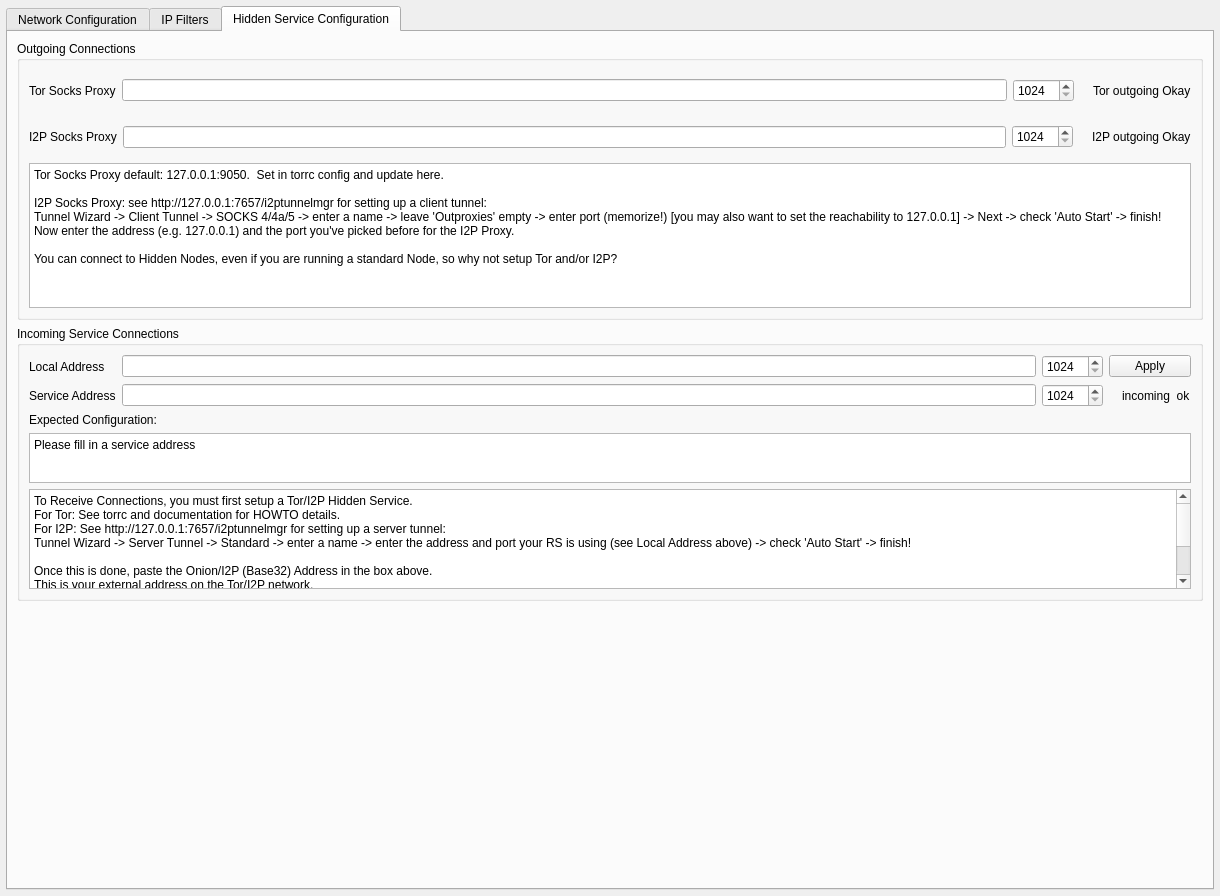
Before: the Qt Designer form retroshare-gui/src/gui/settings/ServerPage.ui in RetroShare/RetroShare, drawn with Qt 5.
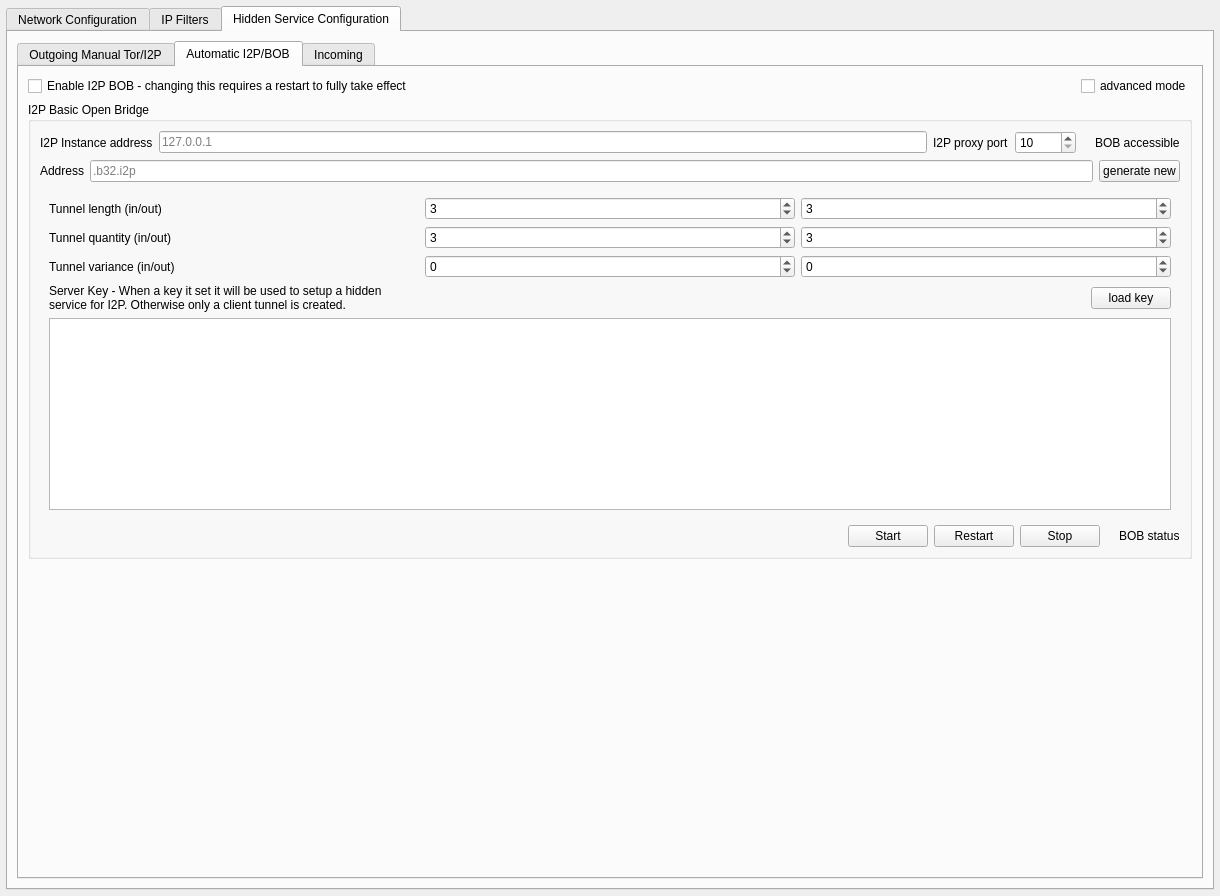
After: the same form once the commit is applied. The open tabs and pages were chosen to show the change. Icons and pictures are not drawn.

Diff of the .ui file:
```diff
--- a/retroshare-gui/src/gui/settings/ServerPage.ui
+++ b/retroshare-gui/src/gui/settings/ServerPage.ui
@@ -811,43 +811,56 @@
       <attribute name="title">
        <string>Hidden Service Configuration</string>
       </attribute>
-      <layout class="QVBoxLayout" name="tabHiddenConfVLayout">
+      <layout class="QHBoxLayout" name="horizontalLayout_2">
        <item>
-        <widget class="QGroupBox" name="hiddenpage_outgoing">
-         <property name="title">
-          <string>Outgoing Connections</string>
+        <widget class="QTabWidget" name="hiddenServiceTab">
+         <property name="sizePolicy">
+          <sizepolicy hsizetype="Preferred" vsizetype="Preferred">
+           <horstretch>0</horstretch>
+           <verstretch>0</verstretch>
+          </sizepolicy>
          </property>
-         <layout class="QVBoxLayout" name="hiddenpage_outgoingVLayout">
+         <property name="currentIndex">
+          <number>0</number>
+         </property>
+         <widget class="QWidget" name="hiddenServiceTabManual">
+          <attribute name="title">
+           <string>Outgoing Manual Tor/I2P</string>
+          </attribute>
+          <layout class="QVBoxLayout" name="verticalLayout_2">
           <item>
-           <layout class="QHBoxLayout" name="torSocksHLayout">
-            <item>
-             <layout class="QHBoxLayout" name="hiddenpage_proxyHLayout_tor">
-              <item>
-               <widget class="QLabel" name="hiddenpage_proxyLabel_tor">
+            <widget class="QLabel" name="hiddenpage_outHeader">
                 <property name="text">
                  <string>Tor Socks Proxy</string>
                 </property>
                </widget>
               </item>
               <item>
-               <widget class="QLineEdit" name="hiddenpage_proxyAddress_tor"/>
-              </item>
-              <item>
+            <layout class="QGridLayout" name="gridLayout_4">
+             <item row="0" column="2">
                <widget class="QSpinBox" name="hiddenpage_proxyPort_tor">
                 <property name="toolTip">
                  <string>&lt;html&gt;&lt;head/&gt;&lt;body&gt;&lt;p&gt;This is the port of the Tor Socks proxy. Your Retroshare node can use this port to connect to&lt;/p&gt;&lt;p&gt;Hidden nodes. The led at right turns green when this port is active on your computer. &lt;/p&gt;&lt;p&gt;This does not mean however that your Retroshare traffic transits though Tor. It does only if &lt;/p&gt;&lt;p&gt;you connect to Hidden nodes, or if you are running a Hidden node yourself.&lt;/p&gt;&lt;/body&gt;&lt;/html&gt;</string>
                 </property>
                 <property name="minimum">
-                 <number>1024</number>
+                <number>10</number>
                 </property>
                 <property name="maximum">
                  <number>65535</number>
                 </property>
                </widget>
               </item>
-             </layout>
-            </item>
-            <item>
+             <item row="0" column="1">
+              <widget class="QLineEdit" name="hiddenpage_proxyAddress_tor"/>
+             </item>
+             <item row="0" column="0">
+              <widget class="QLabel" name="hiddenpage_proxyLabel_tor">
+               <property name="text">
+                <string>Tor Socks Proxy</string>
+               </property>
+              </widget>
+             </item>
+             <item row="0" column="3">
              <layout class="QHBoxLayout" name="hiddenpage_proxyOKHLayout_tor">
               <item>
                <widget class="QLabel" name="iconlabel_tor_outgoing">
@@ -877,44 +890,37 @@
               </item>
              </layout>
             </item>
-           </layout>
-          </item>
-          <item>
-           <layout class="QHBoxLayout" name="i2pHLayout">
-            <property name="topMargin">
-             <number>0</number>
-            </property>
-            <property name="bottomMargin">
-             <number>0</number>
-            </property>
-            <item>
-             <layout class="QHBoxLayout" name="hiddenpage_proxyHLayout_i2p">
-              <item>
+             <item row="1" column="0">
                <widget class="QLabel" name="hiddenpage_proxyLabel_i2p">
                 <property name="text">
                  <string>I2P Socks Proxy</string>
                 </property>
                </widget>
               </item>
-              <item>
-               <widget class="QLineEdit" name="hiddenpage_proxyAddress_i2p"/>
-              </item>
-              <item>
+             <item row="1" column="1">
+              <widget class="QLineEdit" name="hiddenpage_proxyAddress_i2p">
+               <property name="sizePolicy">
+                <sizepolicy hsizetype="Expanding" vsizetype="Fixed">
+                 <horstretch>0</horstretch>
+                 <verstretch>0</verstretch>
+                </sizepolicy>
+               </property>
+              </widget>
+             </item>
+             <item row="1" column="2">
                <widget class="QSpinBox" name="hiddenpage_proxyPort_i2p">
                 <property name="toolTip">
                  <string>&lt;html&gt;&lt;head/&gt;&lt;body&gt;&lt;p&gt;This is the port of the I2P Socks proxy. Your Retroshare node can use this port to connect to&lt;/p&gt;&lt;p&gt;Hidden nodes. The led at right turns green when this port is active on your computer. &lt;/p&gt;&lt;p&gt;This does not mean however that your Retroshare traffic transits though I2P. It does only if &lt;/p&gt;&lt;p&gt;you connect to Hidden nodes, or if you are running a Hidden node yourself.&lt;/p&gt;&lt;/body&gt;&lt;/html&gt;</string>
                 </property>
                 <property name="minimum">
-                 <number>1024</number>
+                <number>10</number>
                 </property>
                 <property name="maximum">
                  <number>65535</number>
                 </property>
                </widget>
               </item>
-             </layout>
-            </item>
-            <item>
+             <item row="1" column="3">
              <layout class="QHBoxLayout" name="hiddenpage_proxyOKHLayout_i2p">
               <item>
                <widget class="QLabel" name="iconlabel_i2p_outgoing">
@@ -941,11 +947,17 @@
            </layout>
           </item>
           <item>
-           <widget class="QPlainTextEdit" name="hiddenpageOutHelpPlainTextEdit">
+            <widget class="QPlainTextEdit" name="plainTextEdit">
+             <property name="sizePolicy">
+              <sizepolicy hsizetype="Preferred" vsizetype="Preferred">
+               <horstretch>0</horstretch>
+               <verstretch>0</verstretch>
+              </sizepolicy>
+             </property>
             <property name="maximumSize">
              <size>
               <width>16777215</width>
-              <height>145</height>
+               <height>190</height>
              </size>
             </property>
             <property name="verticalScrollBarPolicy">
@@ -965,27 +977,518 @@
             </property>
            </widget>
           </item>
-         </layout>
-        </widget>
+           <item>
+            <spacer name="vspacerHiddenOut">
+             <property name="orientation">
+              <enum>Qt::Vertical</enum>
+             </property>
+             <property name="sizeHint" stdset="0">
+              <size>
+               <width>20</width>
+               <height>40</height>
+              </size>
+             </property>
+            </spacer>
+           </item>
+          </layout>
+         </widget>
+         <widget class="QWidget" name="hiddenServiceTabI2PBOB">
+          <attribute name="title">
+           <string>Automatic I2P/BOB</string>
+          </attribute>
+          <layout class="QVBoxLayout" name="verticalLayout_12">
+           <item>
+            <layout class="QHBoxLayout" name="horizontalLayout_4">
+             <item>
+              <widget class="QCheckBox" name="cb_enableBob">
+               <property name="text">
+                <string>Enable I2P BOB - changing this requires a restart to fully take effect</string>
+               </property>
+              </widget>
        </item>
        <item>
-        <widget class="QGroupBox" name="hiddenpage_incoming">
-         <property name="sizePolicy">
-          <sizepolicy hsizetype="Preferred" vsizetype="Fixed">
-           <horstretch>0</horstretch>
-           <verstretch>0</verstretch>
-          </sizepolicy>
-         </property>
+              <spacer name="horizontalSpacer_5">
+               <property name="orientation">
+                <enum>Qt::Horizontal</enum>
+               </property>
+               <property name="sizeHint" stdset="0">
+                <size>
+                 <width>40</width>
+                 <height>20</height>
+                </size>
+               </property>
+              </spacer>
+             </item>
+             <item>
+              <widget class="QCheckBox" name="cbBobAdvanced">
+               <property name="statusTip">
+                <string>enableds advanced settings</string>
+               </property>
+               <property name="text">
+                <string>advanced mode</string>
+               </property>
+              </widget>
+             </item>
+            </layout>
+           </item>
+           <item>
+            <widget class="QGroupBox" name="gbBob">
          <property name="title">
-          <string>Incoming Service Connections</string>
-         </property>
-         <layout class="QVBoxLayout" name="hiddenpage_incomingVLayout">
+              <string>I2P Basic Open Bridge</string>
+             </property>
+             <layout class="QVBoxLayout" name="verticalLayout_5">
+              <item>
+               <layout class="QHBoxLayout" name="horizontalLayout_21">
+                <property name="topMargin">
+                 <number>0</number>
+                </property>
+                <property name="bottomMargin">
+                 <number>0</number>
+                </property>
+                <item>
+                 <layout class="QHBoxLayout" name="horizontalLayout_22">
+                  <item>
+                   <widget class="QLabel" name="label_17">
+                    <property name="text">
+                     <string>I2P Instance address</string>
+                    </property>
+                   </widget>
+                  </item>
+                  <item>
+                   <widget class="QLineEdit" name="hiddenpage_proxyAddress_i2p_2">
+                    <property name="sizePolicy">
+                     <sizepolicy hsizetype="Expanding" vsizetype="Fixed">
+                      <horstretch>0</horstretch>
+                      <verstretch>0</verstretch>
+                     </sizepolicy>
+                    </property>
+                    <property name="placeholderText">
+                     <string>127.0.0.1</string>
+                    </property>
+                   </widget>
+                  </item>
+                  <item>
+                   <widget class="QLabel" name="label_22">
+                    <property name="text">
+                     <string>I2P proxy port</string>
+                    </property>
+                   </widget>
+                  </item>
+                  <item>
+                   <widget class="QSpinBox" name="hiddenpage_proxyPort_i2p_2">
+                    <property name="minimum">
+                     <number>10</number>
+                    </property>
+                    <property name="maximum">
+                     <number>65535</number>
+                    </property>
+                   </widget>
+                  </item>
+                  <item>
+                   <layout class="QHBoxLayout" name="horizontalLayout_23">
+                    <item>
+                     <widget class="QLabel" name="iconlabel_i2p_outgoing_2">
+                      <property name="text">
+                       <string/>
+                      </property>
+                      <property name="pixmap">
+                       <pixmap resource="../images.qrc">:/images/ledoff1.png</pixmap>
+                      </property>
+                     </widget>
+                    </item>
+                    <item>
+                     <widget class="QLabel" name="label_18">
+                      <property name="toolTip">
+                       <string>&lt;html&gt;&lt;head/&gt;&lt;body&gt;&lt;p&gt;This led is green when the port listen on the left is active on your computer. It does not&lt;/p&gt;&lt;p&gt;mean that your Retroshare traffic transits though I2P. It will do so only if &lt;/p&gt;&lt;p&gt;you connect to Hidden nodes, or if you are running a Hidden node yourself.&lt;/p&gt;&lt;/body&gt;&lt;/html&gt;</string>
+                      </property>
+                      <property name="text">
+                       <string>BOB accessible</string>
+                      </property>
+                     </widget>
+                    </item>
+                   </layout>
+                  </item>
+                 </layout>
+                </item>
+               </layout>
+              </item>
+              <item>
+               <layout class="QHBoxLayout" name="horizontalLayout_14">
+                <item>
+                 <widget class="QLabel" name="lBobB32Addr">
+                  <property name="sizePolicy">
+                   <sizepolicy hsizetype="Maximum" vsizetype="Preferred">
+                    <horstretch>0</horstretch>
+                    <verstretch>0</verstretch>
+                   </sizepolicy>
+                  </property>
+                  <property name="text">
+                   <string>Address</string>
+                  </property>
+                 </widget>
+                </item>
+                <item>
+                 <widget class="QLineEdit" name="leBobB32Addr">
+                  <property name="sizePolicy">
+                   <sizepolicy hsizetype="Preferred" vsizetype="Fixed">
+                    <horstretch>0</horstretch>
+                    <verstretch>0</verstretch>
+                   </sizepolicy>
+                  </property>
+                  <property name="placeholderText">
+                   <string>.b32.i2p</string>
+                  </property>
+                 </widget>
+                </item>
+                <item>
+                 <widget class="QPushButton" name="pbBobGenAddr">
+                  <property name="sizePolicy">
+                   <sizepolicy hsizetype="Maximum" vsizetype="Fixed">
+                    <horstretch>0</horstretch>
+                    <verstretch>0</verstretch>
+                   </sizepolicy>
+                  </property>
+                  <property name="text">
+                   <string>generate new</string>
+                  </property>
+                 </widget>
+                </item>
+               </layout>
+              </item>
+              <item>
+               <widget class="QStackedWidget" name="swBobAdvanced">
+                <property name="enabled">
+                 <bool>true</bool>
+                </property>
+                <property name="currentIndex">
+                 <number>0</number>
+                </property>
+                <widget class="QWidget" name="page">
+                 <layout class="QVBoxLayout" name="verticalLayout_9">
+                  <item>
+                   <widget class="QPlainTextEdit" name="pteBobSimple">
+                    <property name="sizePolicy">
+                     <sizepolicy hsizetype="Preferred" vsizetype="Minimum">
+                      <horstretch>0</horstretch>
+                      <verstretch>0</verstretch>
+                     </sizepolicy>
+                    </property>
+                    <property name="readOnly">
+                     <bool>true</bool>
+                    </property>
+                   </widget>
+                  </item>
+                  <item>
+                   <spacer name="vspacerHiddenBob">
+                    <property name="orientation">
+                     <enum>Qt::Vertical</enum>
+                    </property>
+                    <property name="sizeHint" stdset="0">
+                     <size>
+                      <width>20</width>
+                      <height>40</height>
+                     </size>
+                    </property>
+                   </spacer>
+                  </item>
+                 </layout>
+                </widget>
+                <widget class="QWidget" name="gbBobAdvancedPage1">
+                 <layout class="QVBoxLayout" name="verticalLayout_8">
+                  <item>
+                   <layout class="QVBoxLayout" name="verticalLayout_7">
+                    <item>
+                     <layout class="QHBoxLayout" name="horizontalLayout_13">
+                      <item>
+                       <widget class="QLabel" name="label_13">
+                        <property name="text">
+                         <string>Tunnel length (in/out)</string>
+                        </property>
+                       </widget>
+                      </item>
+                      <item>
+                       <widget class="QSpinBox" name="sbBobLengthIn">
+                        <property name="sizePolicy">
+                         <sizepolicy hsizetype="Preferred" vsizetype="Fixed">
+                          <horstretch>0</horstretch>
+                          <verstretch>0</verstretch>
+                         </sizepolicy>
+                        </property>
+                        <property name="maximum">
+                         <number>7</number>
+                        </property>
+                        <property name="value">
+                         <number>3</number>
+                        </property>
+                       </widget>
+                      </item>
+                      <item>
+                       <widget class="QSpinBox" name="sbBobLengthOut">
+                        <property name="sizePolicy">
+                         <sizepolicy hsizetype="Preferred" vsizetype="Fixed">
+                          <horstretch>0</horstretch>
+                          <verstretch>0</verstretch>
+                         </sizepolicy>
+                        </property>
+                        <property name="maximum">
+                         <number>7</number>
+                        </property>
+                        <property name="value">
+                         <number>3</number>
+                        </property>
+                       </widget>
+                      </item>
+                     </layout>
+                    </item>
+                    <item>
+                     <layout class="QHBoxLayout" name="horizontalLayout_12">
+                      <item>
+                       <widget class="QLabel" name="label_21">
+                        <property name="text">
+                         <string>Tunnel quantity (in/out)</string>
+                        </property>
+                       </widget>
+                      </item>
+                      <item>
+                       <widget class="QSpinBox" name="sbBobQuantityIn">
+                        <property name="sizePolicy">
+                         <sizepolicy hsizetype="Preferred" vsizetype="Fixed">
+                          <horstretch>0</horstretch>
+                          <verstretch>0</verstretch>
+                         </sizepolicy>
+                        </property>
+                        <property name="minimum">
+                         <number>1</number>
+                        </property>
+                        <property name="maximum">
+                         <number>16</number>
+                        </property>
+                        <property name="value">
+                         <number>3</number>
+                        </property>
+                       </widget>
+                      </item>
+                      <item>
+                       <widget class="QSpinBox" name="sbBobQuantityOut">
+                        <property name="sizePolicy">
+                         <sizepolicy hsizetype="Preferred" vsizetype="Fixed">
+                          <horstretch>0</horstretch>
+                          <verstretch>0</verstretch>
+                         </sizepolicy>
+                        </property>
+                        <property name="minimum">
+                         <number>1</number>
+                        </property>
+                        <property name="maximum">
+                         <number>16</number>
+                        </property>
+                        <property name="value">
+                         <number>3</number>
+                        </property>
+                       </widget>
+                      </item>
+                     </layout>
+                    </item>
+                    <item>
+                     <layout class="QHBoxLayout" name="horizontalLayout_6">
+                      <item>
+                       <widget class="QLabel" name="label_16">
+                        <property name="text">
+                         <string>Tunnel variance (in/out)</string>
+                        </property>
+                       </widget>
+                      </item>
+                      <item>
+                       <widget class="QSpinBox" name="sbBobVarianceIn">
+                        <property name="sizePolicy">
+                         <sizepolicy hsizetype="Preferred" vsizetype="Fixed">
+                          <horstretch>0</horstretch>
+                          <verstretch>0</verstretch>
+                         </sizepolicy>
+                        </property>
+                        <property name="minimum">
+                         <number>-1</number>
+                        </property>
+                        <property name="maximum">
+                         <number>2</number>
+                        </property>
+                        <property name="value">
+                         <number>0</number>
+                        </property>
+                       </widget>
+                      </item>
+                      <item>
+                       <widget class="QSpinBox" name="sbBobVarianceOut">
+                        <property name="sizePolicy">
+                         <sizepolicy hsizetype="Preferred" vsizetype="Fixed">
+                          <horstretch>0</horstretch>
+                          <verstretch>0</verstretch>
+                         </sizepolicy>
+                        </property>
+                        <property name="minimum">
+                         <number>-1</number>
+                        </property>
+                        <property name="maximum">
+                         <number>2</number>
+                        </property>
+                       </widget>
+                      </item>
+                     </layout>
+                    </item>
+                   </layout>
+                  </item>
+                  <item>
+                   <layout class="QVBoxLayout" name="verticalLayout_13">
+                    <item>
+                     <layout class="QHBoxLayout" name="horizontalLayout_25">
+                      <item>
+                       <widget class="QLabel" name="label_20">
+                        <property name="sizePolicy">
+                         <sizepolicy hsizetype="Preferred" vsizetype="Preferred">
+                          <horstretch>0</horstretch>
+                          <verstretch>0</verstretch>
+                         </sizepolicy>
+                        </property>
+                        <property name="text">
+                         <string>&lt;html&gt;&lt;head/&gt;&lt;body&gt;&lt;p&gt;Server Key - When a key it set it will be used to setup a hidden&lt;br/&gt;service for I2P. Otherwise only a client tunnel is created.&lt;/p&gt;&lt;/body&gt;&lt;/html&gt;</string>
+                        </property>
+                       </widget>
+                      </item>
+                      <item>
+                       <spacer name="horizontalSpacer_3">
+                        <property name="orientation">
+                         <enum>Qt::Horizontal</enum>
+                        </property>
+                        <property name="sizeHint" stdset="0">
+                         <size>
+                          <width>40</width>
+                          <height>20</height>
+                         </size>
+                        </property>
+                       </spacer>
+                      </item>
+                      <item>
+                       <widget class="QPushButton" name="pbBobLoadKey">
+                        <property name="text">
+                         <string>load key</string>
+                        </property>
+                       </widget>
+                      </item>
+                     </layout>
+                    </item>
+                    <item>
+                     <widget class="QPlainTextEdit" name="pteBobServerKey">
+                      <property name="sizePolicy">
+                       <sizepolicy hsizetype="Preferred" vsizetype="Preferred">
+                        <horstretch>0</horstretch>
+                        <verstretch>0</verstretch>
+                       </sizepolicy>
+                      </property>
+                      <property name="maximumSize">
+                       <size>
+                        <width>16777215</width>
+                        <height>16777215</height>
+                       </size>
+                      </property>
+                     </widget>
+                    </item>
+                   </layout>
+                  </item>
+                 </layout>
+                </widget>
+               </widget>
+              </item>
+              <item>
+               <layout class="QHBoxLayout" name="horizontalLayout_24">
+                <item>
+                 <spacer name="horizontalSpacer_4">
+                  <property name="orientation">
+                   <enum>Qt::Horizontal</enum>
+                  </property>
+                  <property name="sizeHint" stdset="0">
+                   <size>
+                    <width>40</width>
+                    <height>20</height>
+                   </size>
+                  </property>
+                 </spacer>
+                </item>
+                <item>
+                 <widget class="QPushButton" name="pbBobStart">
+                  <property name="text">
+                   <string>Start</string>
+                  </property>
+                 </widget>
+                </item>
+                <item>
+                 <widget class="QPushButton" name="pbBobRestart">
+                  <property name="text">
+                   <string>Restart</string>
+                  </property>
+                 </widget>
+                </item>
+                <item>
+                 <widget class="QPushButton" name="pbBobStop">
+                  <property name="text">
+                   <string>Stop</string>
+                  </property>
+                 </widget>
+                </item>
+                <item>
+                 <widget class="QLabel" name="iconlabel_i2p_bob">
+                  <property name="text">
+                   <string/>
+                  </property>
+                  <property name="pixmap">
+                   <pixmap resource="../images.qrc">:/images/ledoff1.png</pixmap>
+                  </property>
+                 </widget>
+                </item>
+                <item>
+                 <widget class="QLabel" name="lBobStatus">
+                  <property name="text">
+                   <string>BOB status</string>
+                  </property>
+                 </widget>
+                </item>
+               </layout>
+              </item>
+             </layout>
+            </widget>
+           </item>
+           <item>
+            <spacer name="verticalSpacer_3">
+             <property name="orientation">
+              <enum>Qt::Vertical</enum>
+             </property>
+             <property name="sizeHint" stdset="0">
+              <size>
+               <width>20</width>
+               <height>40</height>
+              </size>
+             </property>
+            </spacer>
+           </item>
+          </layout>
+         </widget>
+         <widget class="QWidget" name="hiddenServiceTabIncoming">
+          <attribute name="title">
+           <string>Incoming</string>
+          </attribute>
+          <layout class="QVBoxLayout" name="verticalLayout">
+           <item>
+            <widget class="QLabel" name="hiddenpage_inHeader">
+             <property name="text">
+              <string>&lt;html&gt;&lt;head/&gt;&lt;body&gt;&lt;p&gt;Incoming Connection&lt;/p&gt;&lt;p&gt;Setup your hidden address (and port if needed)&lt;/p&gt;&lt;/body&gt;&lt;/html&gt;</string>
+             </property>
+            </widget>
+           </item>
           <item>
            <layout class="QGridLayout" name="incomingAddressGLayout">
             <item row="0" column="2">
              <widget class="QSpinBox" name="hiddenpage_localPort">
               <property name="minimum">
-               <number>1024</number>
+                <number>10</number>
               </property>
               <property name="maximum">
                <number>65535</number>
@@ -1000,7 +1503,7 @@
                  <string>&lt;html&gt;&lt;head/&gt;&lt;body&gt;&lt;p&gt;This button simulates a SSL connection to your hidden address using the corresponding proxy. If your hidden node is reachable, it should cause a SSL handshake error, which RS will interpret as a valid connection state. This operation might also cause several &amp;quot;security warning&amp;quot; about connections from your local host IP (127.0.0.1) in the News Feed if you enabled it, which you should interpret as a sign of good communication.&lt;/p&gt;&lt;/body&gt;&lt;/html&gt;</string>
                 </property>
                 <property name="text">
-                 <string>Apply</string>
+                  <string>Test</string>
                 </property>
                </widget>
               </item>
@@ -1009,7 +1512,7 @@
             <item row="1" column="2">
              <widget class="QSpinBox" name="hiddenpage_servicePort">
               <property name="minimum">
-               <number>1024</number>
+                <number>10</number>
               </property>
               <property name="maximum">
                <number>65535</number>
@@ -1129,7 +1632,7 @@
             <property name="maximumSize">
              <size>
               <width>16777215</width>
-              <height>100</height>
+               <height>16777215</height>
              </size>
             </property>
             <property name="readOnly">
@@ -1137,7 +1640,9 @@
             </property>
             <property name="plainText">
              <string>To Receive Connections, you must first setup a Tor/I2P Hidden Service. 
+
 For Tor: See torrc and documentation for HOWTO details.
+
 For I2P: See http://127.0.0.1:7657/i2ptunnelmgr for setting up a server tunnel:
 Tunnel Wizard -&gt; Server Tunnel -&gt; Standard -&gt; enter a name -&gt; enter the address and port your RS is using (see Local Address above) -&gt; check 'Auto Start' -&gt; finish!
 
@@ -1149,21 +1654,22 @@
             </property>
            </widget>
           </item>
-         </layout>
-        </widget>
-       </item>
        <item>
-        <spacer name="mainVSpacer">
+            <spacer name="vspacerHiddenIn">
          <property name="orientation">
           <enum>Qt::Vertical</enum>
          </property>
          <property name="sizeHint" stdset="0">
           <size>
            <width>20</width>
-           <height>18</height>
+               <height>40</height>
           </size>
          </property>
         </spacer>
+           </item>
+          </layout>
+         </widget>
+        </widget>
        </item>
       </layout>
      </widget>
```
Left out of the diff: 8 changed lines with no effect on the pictures. Lines whose indentation alone changed are shown as unchanged.
